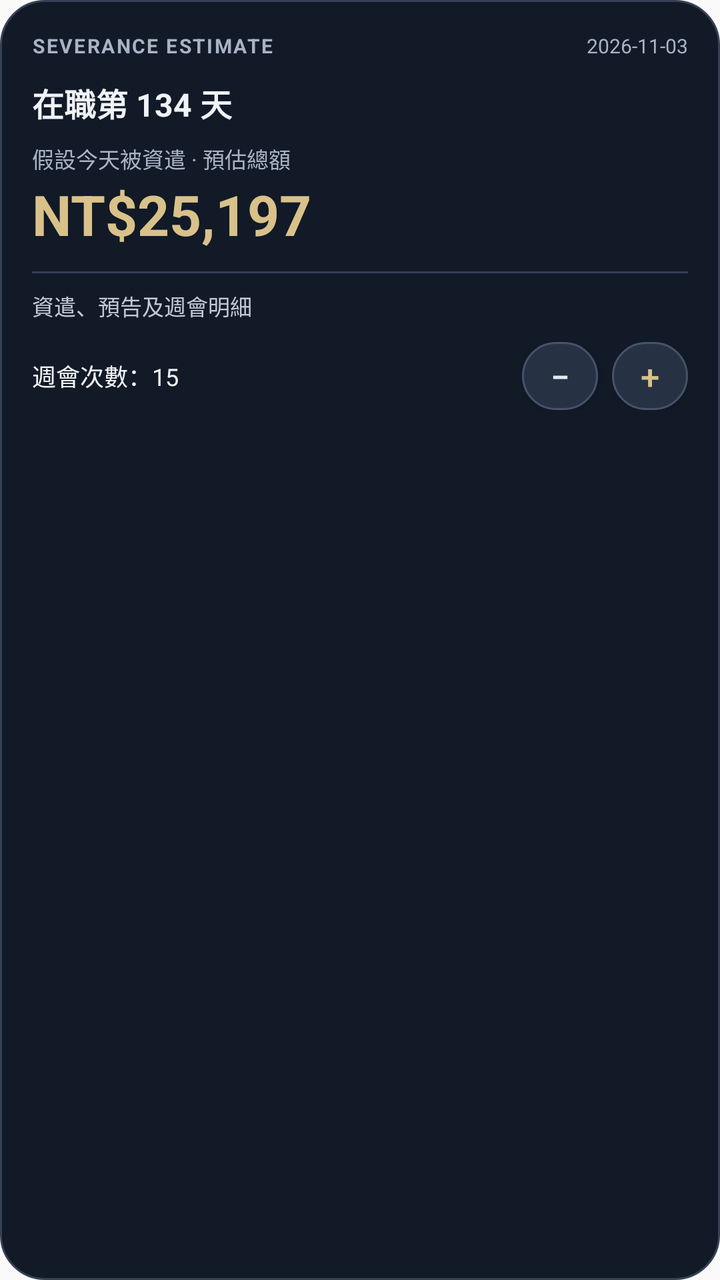
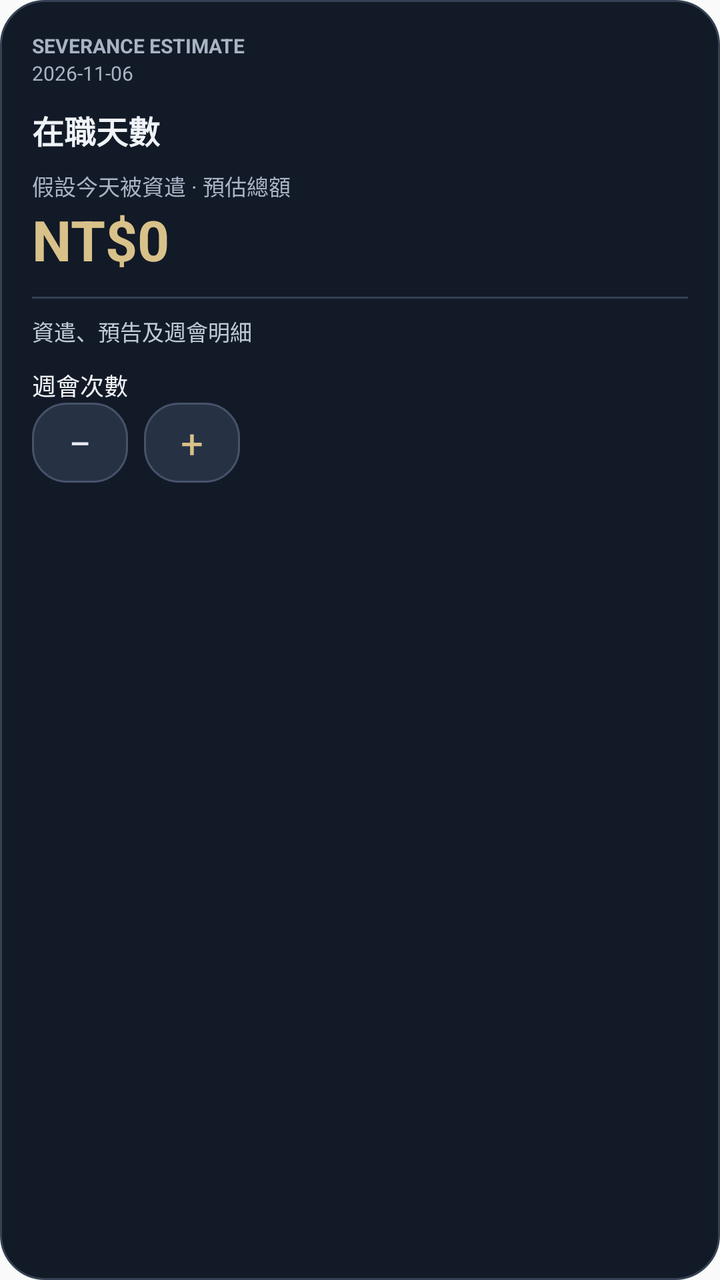

Two renders of the same Android screen: before a commit and after it. Below are the layout's source before the change and the commit's diff.
<!-- AndroidManifest.xml: application theme android:Theme.Material.Light.NoActionBar -->
<!-- res/layout/widget_severance.xml -->
<LinearLayout xmlns:android="http://schemas.android.com/apk/res/android"
    android:layout_width="match_parent" android:layout_height="match_parent"
    android:orientation="vertical" android:padding="16dp"
    android:background="@drawable/widget_card_dark">

    <LinearLayout android:layout_width="match_parent" android:layout_height="wrap_content"
        android:orientation="horizontal" android:gravity="center_vertical">
        <TextView android:layout_width="0dp" android:layout_height="wrap_content"
            android:layout_weight="1" android:text="SEVERANCE ESTIMATE"
            android:textColor="#A8B3C4" android:textStyle="bold" android:textSize="10sp"
            android:letterSpacing="0.08"/>
        <TextView android:id="@+id/today" android:layout_width="wrap_content" android:layout_height="wrap_content"
            android:text="2026-11-03" android:textColor="#A8B3C4" android:textSize="10sp"/>
    </LinearLayout>

    <TextView android:id="@+id/days" android:layout_width="wrap_content" android:layout_height="wrap_content"
        android:text="在職第 134 天" android:textColor="#F0F3F8" android:textStyle="bold" android:textSize="16sp"
        android:layout_marginTop="10dp"/>

    <TextView android:layout_width="wrap_content" android:layout_height="wrap_content"
        android:text="假設今天被資遣 · 預估總額" android:textColor="#A8B3C4" android:textSize="11sp"
        android:layout_marginTop="8dp"/>

    <TextView android:id="@+id/total" android:layout_width="wrap_content" android:layout_height="wrap_content"
        android:text="NT$25,197" android:textColor="#D9C18A" android:textStyle="bold" android:textSize="28sp"
        android:layout_marginTop="1dp"/>

    <View android:layout_width="match_parent" android:layout_height="1dp"
        android:background="#344052" android:layout_marginTop="10dp" android:layout_marginBottom="8dp"/>

    <TextView android:id="@+id/details" android:layout_width="match_parent" android:layout_height="wrap_content"
        android:text="資遣、預告及週會明細" android:textColor="#C0C9D6" android:textSize="11sp"
        android:lineSpacingExtra="3dp"/>

    <LinearLayout android:layout_width="match_parent" android:layout_height="wrap_content"
        android:orientation="horizontal" android:gravity="center_vertical" android:layout_marginTop="10dp">
        <TextView android:id="@+id/meetings" android:layout_width="0dp" android:layout_height="wrap_content"
            android:layout_weight="1" android:text="週會次數：15" android:textColor="#F0F3F8" android:textSize="12sp"/>
        <Button android:id="@+id/minus" android:layout_width="38dp" android:layout_height="34dp"
            android:minWidth="0dp" android:minHeight="0dp" android:padding="0dp"
            android:background="@drawable/widget_button_dark" android:text="−"
            android:textColor="#E6EBF2" android:textSize="17sp"/>
        <Button android:id="@+id/plus" android:layout_width="38dp" android:layout_height="34dp"
            android:minWidth="0dp" android:minHeight="0dp" android:padding="0dp"
            android:background="@drawable/widget_button_dark" android:text="+"
            android:textColor="#D9C18A" android:textSize="17sp" android:layout_marginStart="7dp"/>
    </LinearLayout>
</LinearLayout>
<!-- resources referenced by this layout -->
<resources>
  <!-- drawable widget_button_dark (drawable) -->
  <shape xmlns:android="http://schemas.android.com/apk/res/android" android:shape="rectangle">
      <solid android:color="#263244"/>
      <corners android:radius="17dp"/>
      <stroke android:width="1dp" android:color="#46536A"/>
  </shape>
  <!-- drawable widget_card_dark (drawable) -->
  <shape xmlns:android="http://schemas.android.com/apk/res/android" android:shape="rectangle">
      <solid android:color="#121A27"/>
      <corners android:radius="22dp"/>
      <stroke android:width="1dp" android:color="#354154"/>
  </shape>
</resources>

<!-- the commit's change to res/layout/widget_severance.xml (unified diff, before → after) -->
@@ -1,48 +1,101 @@
 <LinearLayout xmlns:android="http://schemas.android.com/apk/res/android"
-    android:layout_width="match_parent" android:layout_height="match_parent"
-    android:orientation="vertical" android:padding="16dp"
+    android:layout_width="match_parent"
+    android:layout_height="match_parent"
+    android:orientation="vertical"
+    android:padding="16dp"
     android:background="@drawable/widget_card_dark">
 
-    <LinearLayout android:layout_width="match_parent" android:layout_height="wrap_content"
-        android:orientation="horizontal" android:gravity="center_vertical">
-        <TextView android:layout_width="0dp" android:layout_height="wrap_content"
-            android:layout_weight="1" android:text="SEVERANCE ESTIMATE"
-            android:textColor="#A8B3C4" android:textStyle="bold" android:textSize="10sp"
-            android:letterSpacing="0.08"/>
-        <TextView android:id="@+id/today" android:layout_width="wrap_content" android:layout_height="wrap_content"
-            android:text="2026-11-03" android:textColor="#A8B3C4" android:textSize="10sp"/>
-    </LinearLayout>
+    <TextView
+        android:layout_width="match_parent"
+        android:layout_height="wrap_content"
+        android:text="SEVERANCE ESTIMATE"
+        android:textColor="#A8B3C4"
+        android:textStyle="bold"
+        android:textSize="10sp"/>
 
-    <TextView android:id="@+id/days" android:layout_width="wrap_content" android:layout_height="wrap_content"
-        android:text="在職第 134 天" android:textColor="#F0F3F8" android:textStyle="bold" android:textSize="16sp"
+    <TextView
+        android:id="@+id/today"
+        android:layout_width="wrap_content"
+        android:layout_height="wrap_content"
+        android:text="2026-11-06"
+        android:textColor="#A8B3C4"
+        android:textSize="10sp"/>
+
+    <TextView
+        android:id="@+id/days"
+        android:layout_width="wrap_content"
+        android:layout_height="wrap_content"
+        android:text="在職天數"
+        android:textColor="#F0F3F8"
+        android:textStyle="bold"
+        android:textSize="16sp"
         android:layout_marginTop="10dp"/>
 
-    <TextView android:layout_width="wrap_content" android:layout_height="wrap_content"
-        android:text="假設今天被資遣 · 預估總額" android:textColor="#A8B3C4" android:textSize="11sp"
+    <TextView
+        android:layout_width="wrap_content"
+        android:layout_height="wrap_content"
+        android:text="假設今天被資遣 · 預估總額"
+        android:textColor="#A8B3C4"
+        android:textSize="11sp"
         android:layout_marginTop="8dp"/>
 
-    <TextView android:id="@+id/total" android:layout_width="wrap_content" android:layout_height="wrap_content"
-        android:text="NT$25,197" android:textColor="#D9C18A" android:textStyle="bold" android:textSize="28sp"
-        android:layout_marginTop="1dp"/>
+    <TextView
+        android:id="@+id/total"
+        android:layout_width="wrap_content"
+        android:layout_height="wrap_content"
+        android:text="NT$0"
+        android:textColor="#D9C18A"
+        android:textStyle="bold"
+        android:textSize="28sp"/>
 
-    <View android:layout_width="match_parent" android:layout_height="1dp"
-        android:background="#344052" android:layout_marginTop="10dp" android:layout_marginBottom="8dp"/>
+    <TextView
+        android:layout_width="match_parent"
+        android:layout_height="1dp"
+        android:background="#344052"
+        android:layout_marginTop="10dp"
+        android:layout_marginBottom="8dp"/>
 
-    <TextView android:id="@+id/details" android:layout_width="match_parent" android:layout_height="wrap_content"
-        android:text="資遣、預告及週會明細" android:textColor="#C0C9D6" android:textSize="11sp"
-        android:lineSpacingExtra="3dp"/>
+    <TextView
+        android:id="@+id/details"
+        android:layout_width="match_parent"
+        android:layout_height="wrap_content"
+        android:text="資遣、預告及週會明細"
+        android:textColor="#C0C9D6"
+        android:textSize="11sp"/>
 
-    <LinearLayout android:layout_width="match_parent" android:layout_height="wrap_content"
-        android:orientation="horizontal" android:gravity="center_vertical" android:layout_marginTop="10dp">
-        <TextView android:id="@+id/meetings" android:layout_width="0dp" android:layout_height="wrap_content"
-            android:layout_weight="1" android:text="週會次數：15" android:textColor="#F0F3F8" android:textSize="12sp"/>
-        <Button android:id="@+id/minus" android:layout_width="38dp" android:layout_height="34dp"
-            android:minWidth="0dp" android:minHeight="0dp" android:padding="0dp"
-            android:background="@drawable/widget_button_dark" android:text="−"
-            android:textColor="#E6EBF2" android:textSize="17sp"/>
-        <Button android:id="@+id/plus" android:layout_width="38dp" android:layout_height="34dp"
-            android:minWidth="0dp" android:minHeight="0dp" android:padding="0dp"
-            android:background="@drawable/widget_button_dark" android:text="+"
-            android:textColor="#D9C18A" android:textSize="17sp" android:layout_marginStart="7dp"/>
+    <TextView
+        android:id="@+id/meetings"
+        android:layout_width="match_parent"
+        android:layout_height="wrap_content"
+        android:text="週會次數"
+        android:textColor="#F0F3F8"
+        android:textSize="12sp"
+        android:layout_marginTop="10dp"/>
+
+    <LinearLayout
+        android:layout_width="match_parent"
+        android:layout_height="wrap_content"
+        android:orientation="horizontal">
+
+        <TextView
+            android:id="@+id/minus"
+            android:layout_width="48dp"
+            android:layout_height="40dp"
+            android:gravity="center"
+            android:background="@drawable/widget_button_dark"
+            android:text="−"
+            android:textColor="#E6EBF2"
+            android:textSize="20sp"/>
+
+        <TextView
+            android:id="@+id/plus"
+            android:layout_width="48dp"
+            android:layout_height="40dp"
+            android:layout_marginStart="8dp"
+            android:gravity="center"
+            android:background="@drawable/widget_button_dark"
+            android:text="+"
+            android:textColor="#D9C18A"
+            android:textSize="20sp"/>
     </LinearLayout>
 </LinearLayout>
